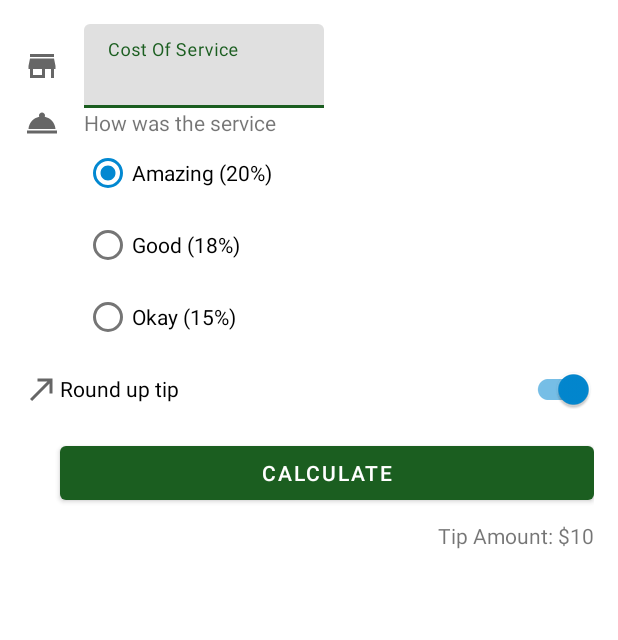
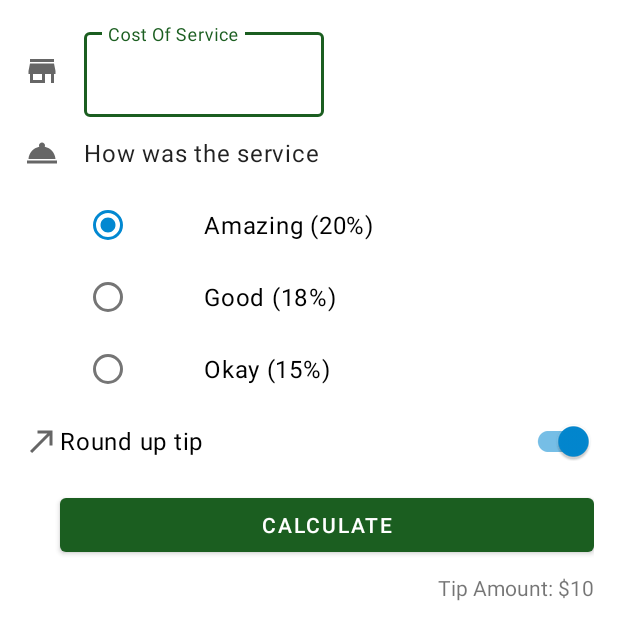
Before and after one commit to codenameobi/TipCalculator, an Android app: the layout activity_main.xml on its own in the app's theme, with its tools: preview values and no code run, on a phone screen of 412 x 824 dp. Shown: the top 640 px of the screen. Run offline under Robolectric (Android 15) with nearby library versions, the phone set to English and light mode, and no system bars.

Commit message:
added Style and Theme

```diff
--- a/app/src/main/res/layout/activity_main.xml
+++ b/app/src/main/res/layout/activity_main.xml
@@ -1,7 +1,11 @@
 <?xml version="1.0" encoding="utf-8"?>
-<androidx.constraintlayout.widget.ConstraintLayout xmlns:android="http://schemas.android.com/apk/res/android"
+<ScrollView xmlns:android="http://schemas.android.com/apk/res/android"
     xmlns:app="http://schemas.android.com/apk/res-auto"
     xmlns:tools="http://schemas.android.com/tools"
+    android:layout_width="match_parent"
+    android:layout_height="match_parent">
+
+    <androidx.constraintlayout.widget.ConstraintLayout
         android:layout_width="match_parent"
         android:layout_height="match_parent"
         android:padding="16dp"
@@ -12,8 +16,8 @@
             android:layout_width="wrap_content"
             android:layout_height="wrap_content"
             android:importantForAccessibility="no"
+            app:layout_constraintBottom_toBottomOf="@+id/cost_of_service"
             app:layout_constraintStart_toStartOf="parent"
-        app:layout_constraintBottom_toBottomOf="@+id/cost_of_service"
             app:layout_constraintTop_toTopOf="@+id/cost_of_service"
             app:srcCompat="@drawable/ic_store" />
 
@@ -38,26 +42,27 @@
             android:layout_width="wrap_content"
             android:layout_height="wrap_content"
             android:importantForAccessibility="no"
+            app:layout_constraintBottom_toBottomOf="@+id/service_question"
             app:layout_constraintStart_toStartOf="parent"
             app:layout_constraintTop_toTopOf="@id/service_question"
-        app:layout_constraintBottom_toBottomOf="@+id/service_question"
-        app:srcCompat="@drawable/ic_service"/>
+            app:srcCompat="@drawable/ic_service" />
 
         <TextView
             android:id="@+id/service_question"
+            style="@style/Widget.TipTime.TextView"
             android:layout_width="wrap_content"
             android:layout_height="wrap_content"
             android:text="@string/how_was_the_service"
             app:layout_constraintStart_toStartOf="@id/cost_of_service"
             app:layout_constraintTop_toBottomOf="@+id/cost_of_service"
-        app:layout_constraint_marginStart="16dp" />
+            app:layout_goneMarginTop="16dp" />
 
         <RadioGroup
             android:id="@+id/tip_options"
             android:layout_width="wrap_content"
             android:layout_height="wrap_content"
+            android:checkedButton="@id/option_twenty_percent"
             android:orientation="vertical"
-        android:checkedButton="@id/option_twenty_percent"
             app:layout_constraintStart_toStartOf="@id/service_question"
             app:layout_constraintTop_toBottomOf="@id/service_question">
 
@@ -85,27 +90,28 @@
             android:layout_width="wrap_content"
             android:layout_height="wrap_content"
             android:importantForAccessibility="no"
-        app:srcCompat="@drawable/ic_round_up"
+            app:layout_constraintBottom_toBottomOf="@id/round_up_switch"
+            app:layout_constraintStart_toStartOf="parent"
             app:layout_constraintTop_toTopOf="@id/round_up_switch"
-        app:layout_constraintBottom_toBottomOf="@id/round_up_switch"
-        app:layout_constraintStart_toStartOf="parent"/>
+            app:srcCompat="@drawable/ic_round_up" />
 
         <com.google.android.material.switchmaterial.SwitchMaterial
             android:id="@+id/round_up_switch"
+            style="@style/Widget.TipTime.CompoundButon.Switch"
             android:layout_width="0dp"
             android:layout_height="wrap_content"
             android:checked="true"
             android:text="@string/round_up_tip"
             app:layout_constraintEnd_toEndOf="parent"
-        app:layout_constraintTop_toBottomOf="@id/tip_options"
-        app:layout_constraintStart_toEndOf="@id/icon_round_up"/>
+            app:layout_constraintStart_toEndOf="@id/icon_round_up"
+            app:layout_constraintTop_toBottomOf="@id/tip_options" />
 
         <Button
             android:id="@+id/calculate_button"
             android:layout_width="0dp"
             android:layout_height="wrap_content"
+            android:layout_marginTop="8dp"
             android:text="@string/calculate"
-        android:layout_marginTop="8dp"
             app:layout_constraintEnd_toEndOf="parent"
             app:layout_constraintStart_toStartOf="@id/round_up_switch"
             app:layout_constraintTop_toBottomOf="@id/round_up_switch" />
@@ -114,8 +120,9 @@
             android:id="@+id/tip_result"
             android:layout_width="wrap_content"
             android:layout_height="wrap_content"
-        tools:text="Tip Amount: $10"
             android:layout_marginTop="8dp"
             app:layout_constraintEnd_toEndOf="parent"
-        app:layout_constraintTop_toBottomOf="@+id/calculate_button" />
+            app:layout_constraintTop_toBottomOf="@+id/calculate_button"
+            tools:text="Tip Amount: $10" />
     </androidx.constraintlayout.widget.ConstraintLayout>
+</ScrollView>
--- a/app/src/main/res/values-night/themes.xml
+++ b/app/src/main/res/values-night/themes.xml
@@ -12,5 +12,9 @@
         <!-- Status bar color. -->
         <item name="android:statusBarColor" tools:targetApi="l">?attr/colorPrimaryVariant</item>
         <!-- Customize your theme here. -->
+
+        <item name="textInputStyle">@style/Widget.MaterialComponents.TextInputLayout.OutlinedBox</item>
+        <item name="radioButtonStyle">@style/Widget.TipTime.CompoundButon.RadioButton</item>
+        <item name="switchStyle">@style/Widget.TipTime.CompoundButon.Switch</item>
     </style>
 </resources>
--- /dev/null
+++ b/app/src/main/res/values/dimens.xml
@@ -0,0 +1,4 @@
+<?xml version="1.0" encoding="utf-8"?>
+<resources>
+    <dimen name="min_text_height">48dp</dimen>
+</resources>
--- /dev/null
+++ b/app/src/main/res/values/styles.xml
@@ -0,0 +1,20 @@
+<?xml version="1.0" encoding="utf-8"?>
+<resources>
+    <style name="Widget.TipTime.TextView" parent="Widget.MaterialComponents.TextView">
+        <item name="android:minHeight">@dimen/min_text_height</item>
+        <item name="android:gravity">center_vertical</item>
+        <item name="android:textAppearance">?attr/textAppearanceBody1</item>
+    </style>
+    <style name="Widget.TipTime.CompoundButon.Switch" parent="Widget.MaterialComponents.CompoundButton.Switch">
+        <item name="android:minHeight">48dp</item>
+        <item name="android:gravity">center_vertical</item>
+        <item name="android:textAppearance">?attr/textAppearanceBody1</item>
+    </style>
+
+    <style name="Widget.TipTime.CompoundButon.RadioButton" parent="Widget.MaterialComponents.CompoundButton.RadioButton">
+        <item name="android:paddingStart">48dp</item>
+        <item name="android:textAppearance">?attr/textAppearanceBody1</item>
+    </style>
+
+
+</resources>
--- a/app/src/main/res/values/themes.xml
+++ b/app/src/main/res/values/themes.xml
@@ -12,5 +12,9 @@
         <!-- Status bar color. -->
         <item name="android:statusBarColor" tools:targetApi="l">?attr/colorPrimaryVariant</item>
         <!-- Customize your theme here. -->
+
+        <item name="textInputStyle">@style/Widget.MaterialComponents.TextInputLayout.OutlinedBox</item>
+        <item name="radioButtonStyle">@style/Widget.TipTime.CompoundButon.RadioButton</item>
+        <item name="switchStyle">@style/Widget.TipTime.CompoundButon.Switch</item>
     </style>
 </resources>
```
Lines whose indentation alone changed are shown as unchanged.
